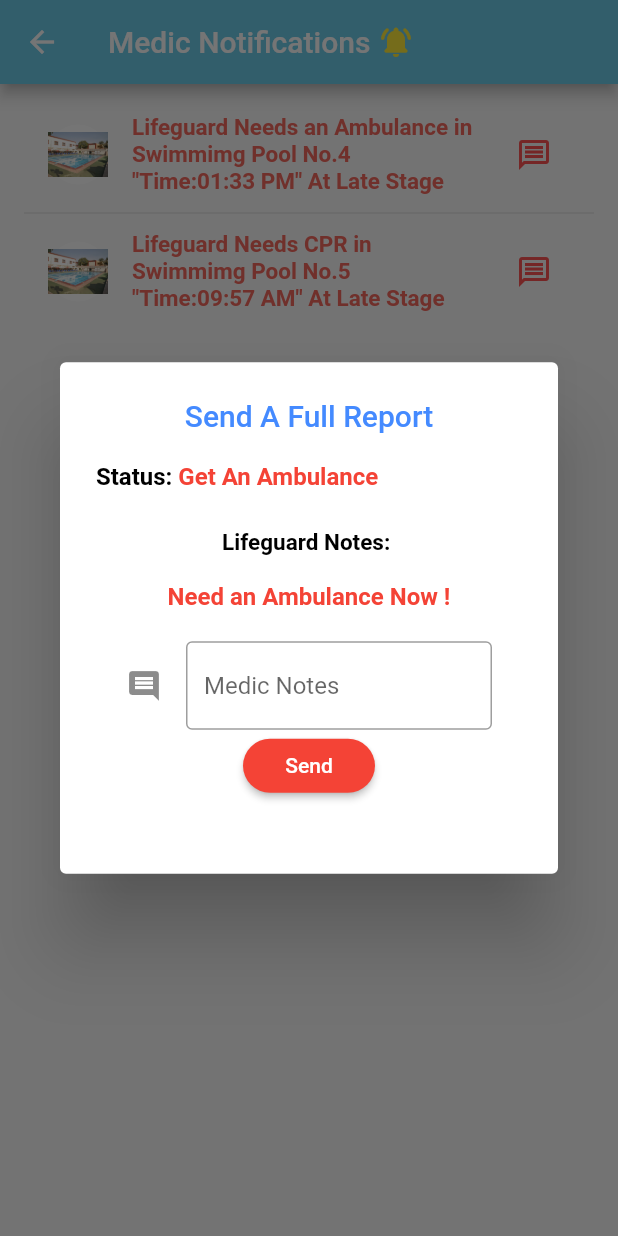
After one commit to Abdelazizmuhmd/drowning-detection, a Flutter app: the medic_notify_page screen opened directly, after a tap on the "message" icon, on a phone screen of 412 x 824 dp. The commit adds this screen. Run offline on Flutter 3.47's test engine with Material 2 defaults, Android fonts, the phone set to English and light mode, and no system bars; our stand-ins replace shared_preferences; accounts and stored records are empty.

Commit message:
medic_team_account_Done

```diff
--- a/pooleye-main/lib/model/lifeGuard_notifications.dart
+++ b/pooleye-main/lib/model/lifeguard_notifiactions.dart
@@ -1,12 +1,12 @@
 class lifeGuard_notify {
-  List _lifeGuard_not = [
+  List _lifeGuard_notify = [
     'Drowning Case At Swimming Pool No.3   "Time:09:57 PM" At Late Stage',
     'Drowning Case At Swimming Pool No.1   "Time:11:02 PM" At Early Stage',
     'Drowning Case At Swimming Pool No.4   "Time:02:15 PM" At Early Stage',
     'Drowning Case At Swimming Pool No.1   "Time: 03:06 PM" At Late Stage'
   ];
 
-  List getLifeguardNotifications() {
-    return _lifeGuard_not;
+  List getLifeguardNotifiactions() {
+    return _lifeGuard_notify;
   }
 }
--- /dev/null
+++ b/pooleye-main/lib/model/medic_notifications.dart
@@ -0,0 +1,10 @@
+class medic_notify {
+  List _medic_notify = [
+    'Lifeguard Needs an Ambulance in Swimmimg Pool No.4   "Time:01:33 PM" At Late Stage',
+    'Lifeguard Needs CPR in Swimmimg Pool No.5   "Time:09:57 AM" At Late Stage'
+  ];
+
+  List getMedicNotifications() {
+    return _medic_notify;
+  }
+}
--- a/pooleye-main/lib/view/lifeguard_notifications.dart
+++ b/pooleye-main/lib/view/lifeguard_notifications.dart
@@ -1,6 +1,5 @@
 import 'package:flutter/material.dart';
-import 'package:pooleye/model/lifeGuard_notifications.dart';
-import 'package:pooleye/model/report.dart';
+import 'package:pooleye/model/lifeguard_notifiactions.dart';
 import 'package:pooleye/view/Organ_menu.dart';
 
 class lifeguard_notify extends StatefulWidget {
@@ -259,12 +258,12 @@ class lifeguard extends State<lifeguard_notify> {
     return ListView.separated(
       padding: const EdgeInsets.all(16.0),
       itemBuilder: /*1*/ (context, i) {
-        return _buildRow(all_notifications.getLifeguardNotifications()[i]);
+        return _buildRow(all_notifications.getLifeguardNotifiactions()[i]);
       },
       separatorBuilder: (context, index) {
         return Divider();
       },
-      itemCount: all_notifications.getLifeguardNotifications().length,
+      itemCount: all_notifications.getLifeguardNotifiactions().length,
     );
   }
   // #enddocregion _buildSuggestions
--- /dev/null
+++ b/pooleye-main/lib/view/medic_notifications.dart
@@ -0,0 +1,195 @@
+import 'package:flutter/material.dart';
+import 'package:pooleye/model/lifeguard_notifiactions.dart';
+import 'package:pooleye/model/medic_notifications.dart';
+import 'package:pooleye/view/Organ_menu.dart';
+
+class medic_notify_page extends StatefulWidget {
+  @override
+  medic createState() => medic();
+}
+
+class medic extends State<medic_notify_page> {
+  Color c1 = const Color.fromRGBO(110, 204, 234, 1.0);
+  final medic_notify all_notifications = medic_notify();
+
+  final _formKey = GlobalKey<FormState>();
+  var _commentField = new TextEditingController();
+
+  showReport() {
+    return showDialog(
+        context: context,
+        builder: (context) {
+          return StatefulBuilder(builder: (context, setState) {
+            return AlertDialog(
+              title: Center(
+                child: Text(
+                  "Send A Full Report",
+                  style: TextStyle(fontSize: 20.0, color: Colors.blueAccent),
+                ),
+              ),
+              content: Container(
+                height: 250,
+                width: 350,
+                child: Expanded(
+                  child: Column(
+                    children: [
+                      Row(
+                        children: [
+                          Text(
+                            "Status: ",
+                            style: TextStyle(
+                                color: Colors.black,
+                                fontWeight: FontWeight.bold),
+                          ),
+                          Text(
+                            "Get An Ambulance",
+                            style: TextStyle(
+                                color: Colors.red, fontWeight: FontWeight.bold),
+                          ),
+                        ],
+                      ),
+                      SizedBox(
+                        height: 25,
+                      ),
+                      Text(
+                        "Lifeguard Notes: \n",
+                        style: TextStyle(
+                            color: Colors.black,
+                            fontWeight: FontWeight.bold,
+                            fontSize: 15),
+                      ),
+                      Text(
+                        "Need an Ambulance Now !",
+                        style: TextStyle(
+                          color: Colors.red,
+                          fontWeight: FontWeight.bold,
+                        ),
+                      ),
+                      Expanded(
+                        child: Form(
+                          key: _formKey,
+                          child: Container(
+                            padding: EdgeInsets.all(20.0),
+                            child: Column(
+                              children: <Widget>[
+                                TextFormField(
+                                  controller: _commentField,
+                                  validator: (value) {
+                                    // if (value.isEmpty) {
+                                    //   return 'Please enter Your Password';
+                                    // }
+                                    return null;
+                                  },
+                                  decoration: new InputDecoration(
+                                    hintText: 'Medic Notes',
+                                    icon: new Icon(Icons.comment),
+                                    border: const OutlineInputBorder(),
+                                  ),
+                                ),
+                                RaisedButton(
+                                  onPressed: () {
+                                    // Validate returns true if the form is valid, or false
+                                    // otherwise.
+                                    if (_formKey.currentState.validate()) {
+                                      //If the form is valid, Go to Home screen.
+                                      // Navigator.push(
+                                      //   context,
+                                      //   MaterialPageRoute(
+                                      //       builder: (context) => daily_report()),
+                                      // );
+
+                                    }
+                                  },
+                                  child: Text('Send'),
+                                  color: Colors.red,
+                                  textColor: Colors.white,
+                                  shape: RoundedRectangleBorder(
+                                    borderRadius: BorderRadius.circular(100.0),
+                                  ),
+                                ),
+                              ],
+                            ),
+                          ),
+                        ),
+                      ),
+                    ],
+                  ),
+                ),
+              ),
+            );
+          });
+        });
+  }
+  // #enddocregion RWS-var
+
+  // #docregion _buildSuggestions
+  Widget _buildChatList() {
+    return ListView.separated(
+      padding: const EdgeInsets.all(16.0),
+      itemBuilder: /*1*/ (context, i) {
+        return _buildRow(all_notifications.getMedicNotifications()[i]);
+      },
+      separatorBuilder: (context, index) {
+        return Divider();
+      },
+      itemCount: all_notifications.getMedicNotifications().length,
+    );
+  }
+  // #enddocregion _buildSuggestions
+
+  // #docregion _buildRow
+  Widget _buildRow(String name) {
+    return ListTile(
+      leading: CircleAvatar(
+        backgroundColor: Colors.white,
+        child: Row(
+          children: <Widget>[
+            Image.asset(
+              'images/4.jpg',
+              height: 30,
+            ),
+          ],
+        ),
+      ),
+      title: Text(
+        name,
+        style: TextStyle(
+          color: Colors.red.withOpacity(0.8),
+          fontSize: 15.0,
+          fontWeight: FontWeight.bold,
+        ),
+      ),
+      trailing: IconButton(
+        icon: Icon(
+          Icons.message_outlined,
+          color: Colors.redAccent,
+        ),
+        onPressed: () {
+          showReport();
+        },
+      ),
+      onTap: () {
+        showReport();
+      },
+    );
+  }
+
+  @override
+  Widget build(BuildContext context) {
+    return Scaffold(
+      appBar: AppBar(
+        title: Row(
+          children: [
+            Text('Medic Notifications '),
+            Icon(
+              Icons.notifications_active_rounded,
+              color: Colors.yellow,
+            ),
+          ],
+        ),
+        backgroundColor: c1,
+      ),
+      body: _buildChatList(),
+    );
+  }
+}
--- a/pooleye-main/pubspec.yaml
+++ b/pooleye-main/pubspec.yaml
@@ -59,6 +59,7 @@ flutter:
     - images/4.jpg
     - images/AlAhly.jpeg
     - lifeguard.jpg
+    - doctor.jpg
   # To add custom fonts to your application, add a fonts section here,
   # in this "flutter" section. Each entry in this list should have a
   # "family" key with the font family name, and a "fonts" key with a
```
Also changed, not shown: pooleye-main/lib/view/Organ_menu.dart (+42 -0 lines), pooleye-main/lib/view/medicProfile.dart (added, +216 -0 lines), pooleye-main/images/doctor.jpg (added), 2 other files.
